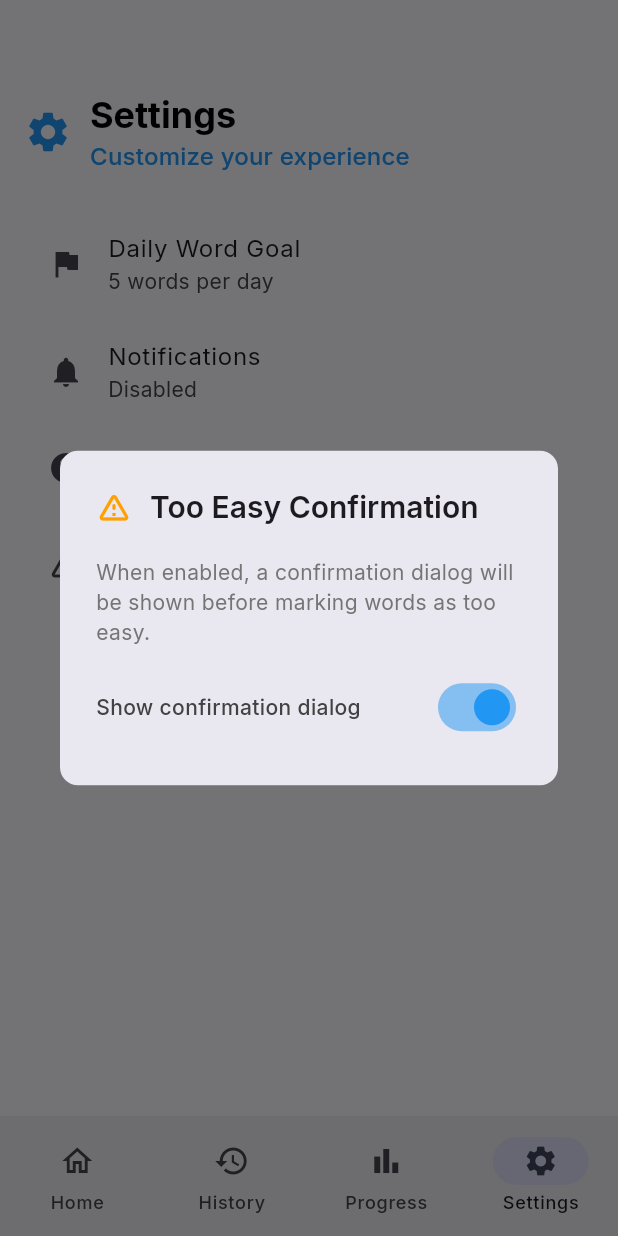
After one commit to antoinemessager/vocable_app, a Flutter app: the screen it shows after launch, item 4 of the bottom bar chosen, after a tap on "Too Easy Confirmation", on a phone screen of 412 x 824 dp. The commit adds this screen. Run offline on Flutter 3.47's test engine with Material 3 defaults, Android fonts, the phone set to English and light mode, and no system bars; our stand-ins replace flutter_local_notifications, google_fonts, shared_preferences, sqflite, timezone; accounts and stored records are empty; statements that could not run were skipped.

Commit message:
before animation

```diff
--- a/lib/screens/history_screen.dart
+++ b/lib/screens/history_screen.dart
@@ -23,11 +23,16 @@
     _loadContent();
   }
 
+  @override
+  void didChangeDependencies() {
+    super.didChangeDependencies();
+    _loadContent();
+  }
+
   Future<void> _loadContent() async {
     try {
       setState(() => _isLoading = true);
-      final studyHistory =
-          await DatabaseService.instance.getLastStudiedWords(10);
+      final studyHistory = await DatabaseService.instance.getLastStudiedWords();
       setState(() {
         _studyHistory = studyHistory;
         _isLoading = false;
--- a/lib/screens/home_screen.dart
+++ b/lib/screens/home_screen.dart
@@ -3,6 +3,8 @@
 import '../services/database_service.dart';
 import '../services/preferences_service.dart';
 import '../widgets/word_card.dart';
+import 'package:shared_preferences/shared_preferences.dart';
+import '../widgets/too_easy_dialog.dart';
 
 class HomeScreen extends StatefulWidget {
   const HomeScreen({super.key});
@@ -34,8 +36,7 @@
       await _preferencesService.initialize();
       _dailyWordGoal = await _preferencesService.getDailyWordGoal();
       final nextWord = await DatabaseService.instance.getNextWordForReview();
-      final studyHistory =
-          await DatabaseService.instance.getLastStudiedWords(10);
+      final studyHistory = await DatabaseService.instance.getLastStudiedWords();
       final todayProgress = await DatabaseService.instance.getTodayProgress();
 
       setState(() {
@@ -178,11 +179,28 @@
                       _getNextWord();
                     },
                     onTooEasy: () async {
-                      await DatabaseService.instance.recordProgress(
-                        _currentWord!.word_id,
-                        isTooEasy: true,
-                      );
-                      _getNextWord();
+                      final prefs = await SharedPreferences.getInstance();
+                      final hideDialog =
+                          prefs.getBool('hide_too_easy_dialog') ?? false;
+
+                      if (hideDialog) {
+                        await DatabaseService.instance.recordProgress(
+                          _currentWord!.word_id,
+                          isTooEasy: true,
+                        );
+                        _getNextWord();
+                        return;
+                      }
+
+                      final confirmed = await TooEasyDialog.show(context);
+
+                      if (confirmed == true) {
+                        await DatabaseService.instance.recordProgress(
+                          _currentWord!.word_id,
+                          isTooEasy: true,
+                        );
+                        _getNextWord();
+                      }
                     },
                   ),
                 ],
@@ -199,8 +217,15 @@
                 width: 120,
                 padding: const EdgeInsets.all(12),
                 decoration: BoxDecoration(
-                  color: Colors.grey[100],
+                  color: Colors.white,
                   borderRadius: BorderRadius.circular(12),
+                  boxShadow: [
+                    BoxShadow(
+                      color: Colors.black.withOpacity(0.3),
+                      blurRadius: 4,
+                      offset: const Offset(0, 2),
+                    ),
+                  ],
                 ),
                 child: Column(
                   children: [
@@ -229,8 +254,15 @@
                 width: 120,
                 padding: const EdgeInsets.all(12),
                 decoration: BoxDecoration(
-                  color: Colors.grey[100],
+                  color: Colors.white,
                   borderRadius: BorderRadius.circular(12),
+                  boxShadow: [
+                    BoxShadow(
+                      color: Colors.black.withOpacity(0.3),
+                      blurRadius: 4,
+                      offset: const Offset(0, 2),
+                    ),
+                  ],
                 ),
                 child: Column(
                   children: [
--- a/lib/screens/settings_screen.dart
+++ b/lib/screens/settings_screen.dart
@@ -1,5 +1,7 @@
 import 'package:flutter/material.dart';
+import 'package:shared_preferences/shared_preferences.dart';
 import '../services/preferences_service.dart';
+import '../widgets/too_easy_settings_dialog.dart';
 import 'help_center_screen.dart';
 import 'daily_goal_screen.dart';
 import 'notification_time_screen.dart';
@@ -15,6 +17,7 @@
   final PreferencesService _preferencesService = PreferencesService();
   int _dailyWordGoal = 5;
   bool _notificationsEnabled = false;
+  bool _showTooEasyDialog = true;
 
   @override
   void initState() {
@@ -27,10 +30,13 @@
     final int dailyWordGoal = await _preferencesService.getDailyWordGoal();
     final bool notificationsEnabled =
         await _preferencesService.getNotificationsEnabled();
+    final prefs = await SharedPreferences.getInstance();
+    final hideDialog = prefs.getBool('hide_too_easy_dialog') ?? false;
 
     setState(() {
       _dailyWordGoal = dailyWordGoal;
       _notificationsEnabled = notificationsEnabled;
+      _showTooEasyDialog = !hideDialog;
     });
   }
 
@@ -125,6 +131,13 @@
               );
             },
           ),
+          ListTile(
+            title: const Text('Too Easy Confirmation'),
+            subtitle: Text(_showTooEasyDialog ? 'Enabled' : 'Disabled'),
+            leading: const Icon(Icons.warning_amber_rounded),
+            onTap: () => TooEasySettingsDialog.show(context)
+                .then((_) => _loadPreferences()),
+          ),
         ],
       ),
     );
--- a/lib/services/database_service.dart
+++ b/lib/services/database_service.dart
@@ -201,10 +201,11 @@
   }
 
   // Get all words that have been seen at least twice
-  Future<List<Map<String, dynamic>>> getLastStudiedWords(int count) async {
+  Future<List<Map<String, dynamic>>> getLastStudiedWords() async {
     final db = await database;
 
-    final List<Map<String, dynamic>> results = await db.rawQuery('''
+    final List<Map<String, dynamic>> results = await db.rawQuery(
+      '''
       WITH LatestProgress AS (
         SELECT
           word_id,
@@ -227,8 +228,8 @@
       WHERE lp.rn = 1
         AND lp.nb_entries >= 2
       ORDER BY lp.timestamp DESC
-      LIMIT ?
-    ''', [count]);
+    ''',
+    );
 
     return results.map((row) {
       return {
--- /dev/null
+++ b/lib/widgets/too_easy_settings_dialog.dart
@@ -0,0 +1,106 @@
+import 'package:flutter/material.dart';
+import 'package:shared_preferences/shared_preferences.dart';
+
+class TooEasySettingsDialog extends StatefulWidget {
+  const TooEasySettingsDialog({super.key});
+
+  static Future<void> show(BuildContext context) async {
+    await showDialog(
+      context: context,
+      builder: (context) => const TooEasySettingsDialog(),
+    );
+  }
+
+  @override
+  State<TooEasySettingsDialog> createState() => _TooEasySettingsDialogState();
+}
+
+class _TooEasySettingsDialogState extends State<TooEasySettingsDialog> {
+  bool _showTooEasyDialog = true;
+
+  @override
+  void initState() {
+    super.initState();
+    _loadPreference();
+  }
+
+  Future<void> _loadPreference() async {
+    final prefs = await SharedPreferences.getInstance();
+    final hideDialog = prefs.getBool('hide_too_easy_dialog') ?? false;
+    setState(() {
+      _showTooEasyDialog = !hideDialog;
+    });
+  }
+
+  Future<void> _toggleTooEasyDialog(bool value) async {
+    final prefs = await SharedPreferences.getInstance();
+    await prefs.setBool('hide_too_easy_dialog', !value);
+    setState(() {
+      _showTooEasyDialog = value;
+    });
+  }
+
+  @override
+  Widget build(BuildContext context) {
+    return AlertDialog(
+      shape: RoundedRectangleBorder(
+        borderRadius: BorderRadius.circular(12),
+      ),
+      contentPadding: const EdgeInsets.fromLTRB(24, 20, 24, 12),
+      title: Row(
+        children: [
+          Icon(
+            Icons.warning_amber_rounded,
+            color: Colors.amber[700],
+            size: 24,
+          ),
+          const SizedBox(width: 12),
+          const Expanded(
+            child: Text(
+              'Too Easy Confirmation',
+              style: TextStyle(
+                fontSize: 20,
+                fontWeight: FontWeight.w600,
+              ),
+            ),
+          ),
+        ],
+      ),
+      content: Column(
+        mainAxisSize: MainAxisSize.min,
+        crossAxisAlignment: CrossAxisAlignment.start,
+        children: [
+          Text(
+            'When enabled, a confirmation dialog will be shown before marking words as too easy.',
+            style: TextStyle(
+              fontSize: 14,
+              color: Colors.grey[600],
+              height: 1.4,
+            ),
+          ),
+          const SizedBox(height: 16),
+          Row(
+            children: [
+              Expanded(
+                child: Text(
+                  'Show confirmation dialog',
+                  style: TextStyle(
+                    fontSize: 14,
+                    color: Colors.grey[800],
+                    fontWeight: FontWeight.w500,
+                  ),
+                ),
+              ),
+              Switch(
+                value: _showTooEasyDialog,
+                onChanged: _toggleTooEasyDialog,
+                activeColor: Colors.blue,
+              ),
+            ],
+          ),
+          const SizedBox(height: 16),
+        ],
+      ),
+    );
+  }
+}
```
Also changed, not shown: lib/widgets/too_easy_dialog.dart (added, +145 -0 lines).
